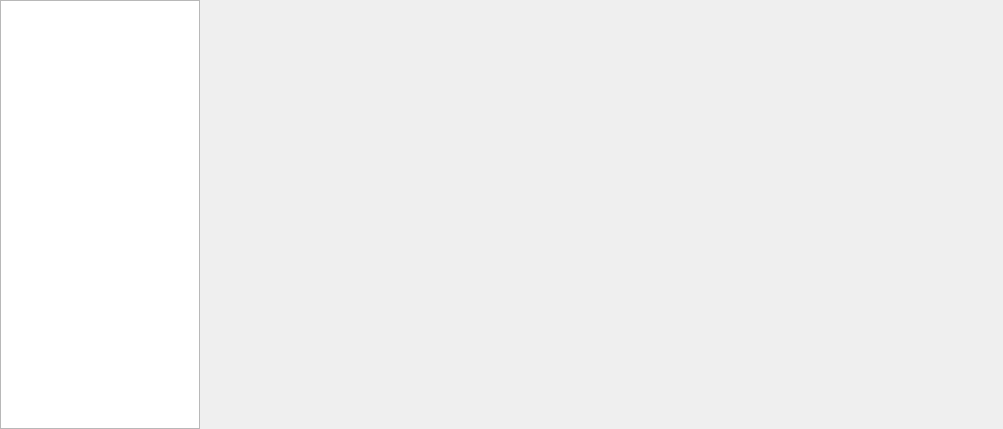
This is configurationServer/gui/widget.ui in qreal/tools as Qt 5 draws it before an edit. The edited form follows.
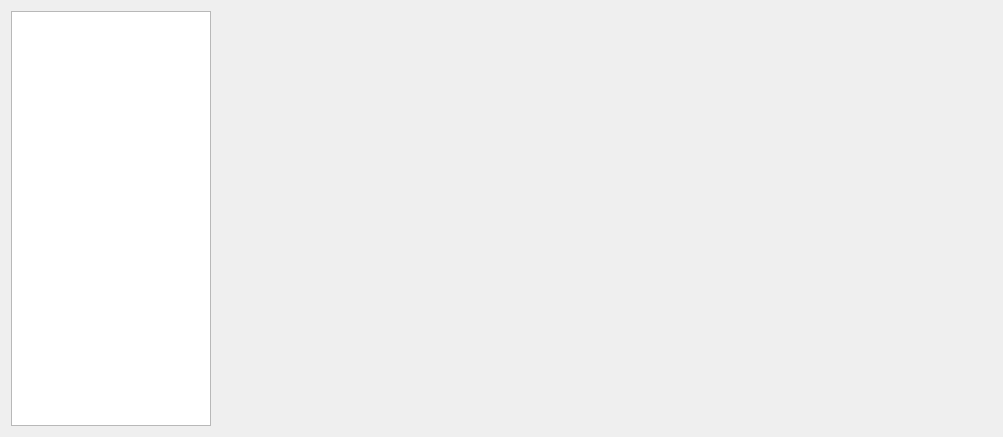
This is the edited form.

Patch:
```diff
--- a/configurationServer/gui/widget.ui
+++ b/configurationServer/gui/widget.ui
@@ -7,30 +7,15 @@
     <x>0</x>
     <y>0</y>
     <width>1003</width>
-    <height>429</height>
+    <height>437</height>
    </rect>
   </property>
   <property name="windowTitle">
    <string>Widget</string>
   </property>
-  <layout class="QHBoxLayout" name="horizontalLayout_2">
-   <property name="spacing">
-    <number>0</number>
-   </property>
-   <property name="leftMargin">
-    <number>0</number>
-   </property>
-   <property name="topMargin">
-    <number>0</number>
-   </property>
-   <property name="rightMargin">
-    <number>0</number>
-   </property>
-   <property name="bottomMargin">
-    <number>0</number>
-   </property>
+  <layout class="QHBoxLayout" name="horizontalLayout">
    <item>
-    <widget class="QListWidget" name="widgetListOfNames">
+    <widget class="QListWidget" name="widgetListOfNamesaaa">
      <property name="sizePolicy">
       <sizepolicy hsizetype="Minimum" vsizetype="Expanding">
        <horstretch>0</horstretch>
```
